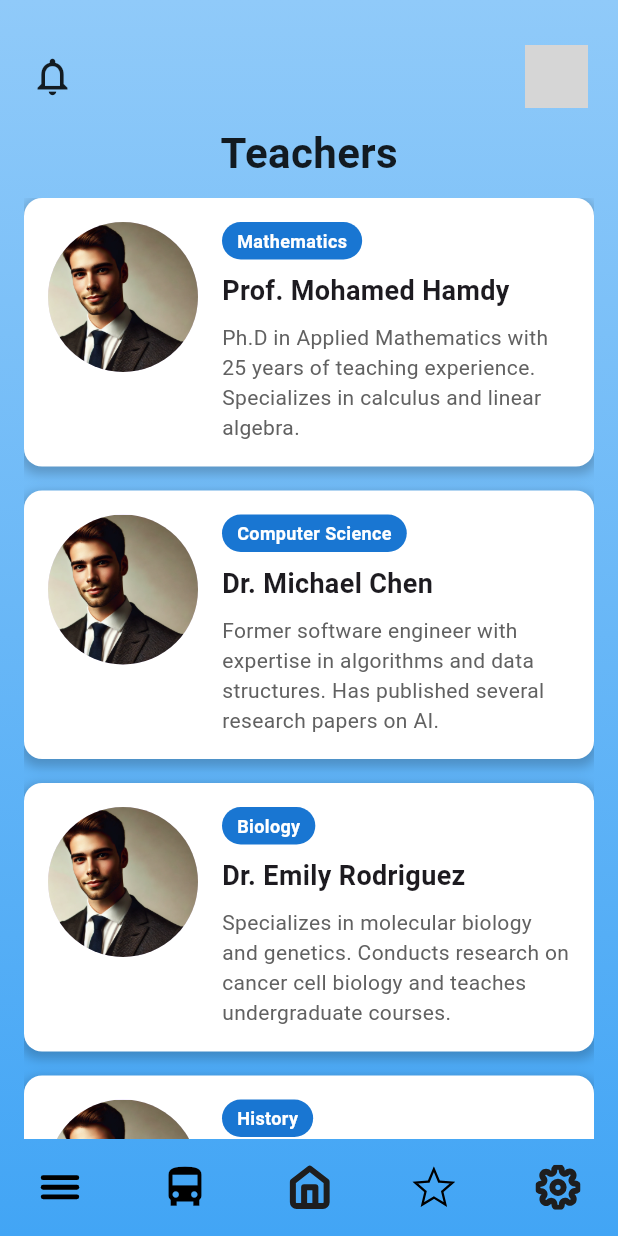
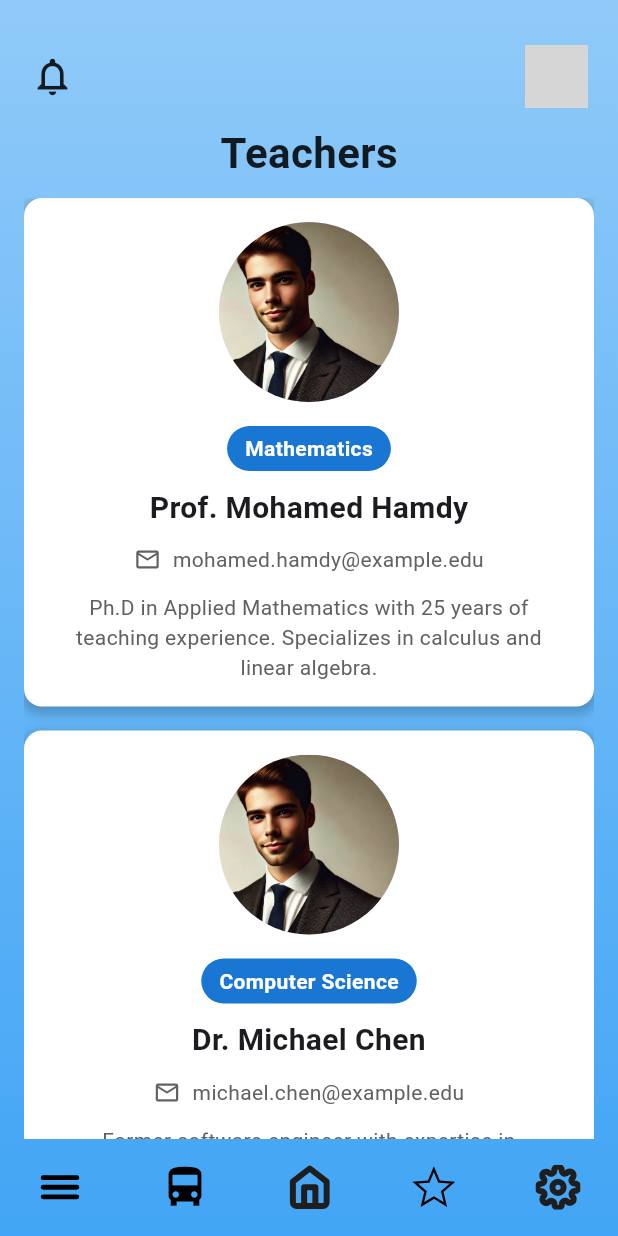
Before and after one commit to MohamedHamdySoftwareEngineer/Educationa_Nourish__Parent-Edition, a Flutter app: the TeacherScreenBody screen opened directly, on a phone screen of 412 x 824 dp. Run offline on Flutter 3.47's test engine with Material 3 defaults, Android fonts, the phone set to English and light mode, and no system bars; our stand-ins replace bloc, concentric_transition, dio, equatable, flutter_bloc, flutter_map and 7 more; network calls fail; grey boxes are pictures that could not be loaded.

Commit message:
redesign teacher screen

```diff
--- a/lib/Parent/core/utils/api_service.dart
+++ b/lib/Parent/core/utils/api_service.dart
@@ -38,7 +38,7 @@ class ApiService {
         .toList();
   }
 
-   /// Fetches a single Exam by its ID (e.g. '21101')
+
   Future<Exam> fetchExam({required String endPoint,required String id}) async {
     final response = await _dio.get('$_baseUrl$endPoint/$id');
     return Exam.fromJson(response.data as Map<String, dynamic>);
--- a/lib/Parent/features/Exam/bloc/exam_bloc.dart
+++ b/lib/Parent/features/Exam/bloc/exam_bloc.dart
@@ -20,7 +20,7 @@ class ExamBloc extends Bloc<ExamEvent, ExamState> {
     try {
       final exam = await apiService.fetchExam(endPoint: 'exams',id: event.id);
       emit(ExamLoaded(exam: exam));
-    } catch (e, st) {
+    } catch (e) {
       emit(ExamError(message: e.toString()));
     }
   }
--- a/lib/Parent/features/Exam/presentation/views/exam_screen.dart
+++ b/lib/Parent/features/Exam/presentation/views/exam_screen.dart
@@ -10,8 +10,9 @@ class ExamScreen extends StatelessWidget {
   @override
   Widget build(BuildContext context) {
     return BlocProvider(
-      create: (context) => ExamBloc(apiService: ApiService())..add(const FetchExam('21101')),
-      child:  Scaffold(
+      create: (context) =>
+          ExamBloc(apiService: ApiService())..add( const FetchExam('EX1')),
+      child: Scaffold(
         body: BlocSelector<ExamBloc, ExamState, ExamState>(
           selector: (state) => state,
           builder: (context, state) {
--- a/lib/Parent/features/Teacher Screen/presentation/views/widgets/teacher_class.dart
+++ b/lib/Parent/features/Teacher Screen/presentation/views/widgets/teacher_class.dart
@@ -2,12 +2,14 @@ class Teacher {
   final String name;
   final String subject;
   final String imagePath;
+  final String email;
   final String description;
 
   Teacher({
     required this.name,
     required this.subject,
     required this.imagePath,
+    required this.email,
     required this.description,
   });
 }
--- a/lib/Parent/features/Teacher Screen/presentation/views/widgets/teacher_screen_body.dart
+++ b/lib/Parent/features/Teacher Screen/presentation/views/widgets/teacher_screen_body.dart
@@ -11,6 +11,7 @@ class TeacherScreenBody extends StatelessWidget {
     Teacher(
       name: "Prof. Mohamed Hamdy",
       subject: "Mathematics",
+      email: "mohamed.hamdy@example.edu",
       imagePath: teacherImage,
       description:
           "Ph.D in Applied Mathematics with 25 years of teaching experience. Specializes in calculus and linear algebra.",
@@ -18,6 +19,7 @@ class TeacherScreenBody extends StatelessWidget {
     Teacher(
       name: "Dr. Michael Chen",
       subject: "Computer Science",
+      email: "michael.chen@example.edu",
       imagePath: teacherImage,
       description:
           "Former software engineer with expertise in algorithms and data structures. Has published several research papers on AI.",
@@ -25,6 +27,7 @@ class TeacherScreenBody extends StatelessWidget {
     Teacher(
       name: "Dr. Emily Rodriguez",
       subject: "Biology",
+      email: "emily.rodriguez@example.edu",
       imagePath: teacherImage,
       description:
           "Specializes in molecular biology and genetics. Conducts research on cancer cell biology and teaches undergraduate courses.",
@@ -32,6 +35,7 @@ class TeacherScreenBody extends StatelessWidget {
     Teacher(
       name: "Dr. James Wilson",
       subject: "History",
+      email: "james.wilson@example.edu",
       imagePath: teacherImage,
       description:
           "Expert in world history with focus on 20th century events. Author of three history textbooks and passionate storyteller.",
@@ -39,6 +43,7 @@ class TeacherScreenBody extends StatelessWidget {
     Teacher(
       name: "Dr. James Wilson",
       subject: "Biology",
+      email: "james.wilson.biology.professor@university-example.edu",
       imagePath: teacherImage,
       description:
           "Specializes in molecular biology and genetics. Conducts research on cancer cell biology and teaches undergraduate courses.",
@@ -100,39 +105,34 @@ class TeacherCard extends StatelessWidget {
       ),
       child: Padding(
         padding: const EdgeInsets.all(16.0),
-        child: Row(
-          crossAxisAlignment: CrossAxisAlignment.start,
+        child: Column(
+          crossAxisAlignment: CrossAxisAlignment.center,
           children: [
-            // Circular Teacher Image
+            // Circular Teacher Image at the top
             CircleAvatar(
-              radius: 50,
-              // to force image to be oval
+              radius: 60,
               child: ClipOval(
                 child: Image.asset(
                   teacher.imagePath,
-                  width: 100,
-                  height: 100,
+                  width: 120,
+                  height: 120,
                   fit: BoxFit.contain,
                   errorBuilder: (context, error, stackTrace) {
                     return Icon(
                       Icons.person,
-                      size: 50,
+                      size: 60,
                       color: Colors.grey.shade700,
                     );
                   },
                 ),
               ),
             ),
-            const SizedBox(width: 16),
+            const SizedBox(height: 16),
             // Teacher Info
-            Expanded(
-              child: Column(
-                crossAxisAlignment: CrossAxisAlignment.start,
-                children: [
             // Subject Badge
             Container(
-                    padding: const EdgeInsets.symmetric(horizontal: 10, vertical: 4),
-                    margin: const EdgeInsets.only(bottom: 8),
+              padding: const EdgeInsets.symmetric(horizontal: 12, vertical: 5),
+              margin: const EdgeInsets.only(bottom: 10),
               decoration: BoxDecoration(
                 color: secondColor,
                 borderRadius: BorderRadius.circular(20),
@@ -142,7 +142,7 @@ class TeacherCard extends StatelessWidget {
                 style: const TextStyle(
                   color: Colors.white,
                   fontWeight: FontWeight.bold,
-                        fontSize: 12,
+                  fontSize: 14,
                 ),
               ),
             ),
@@ -150,11 +150,37 @@ class TeacherCard extends StatelessWidget {
             Text(
               teacher.name,
               style: const TextStyle(
-                      fontSize: 18,
+                fontSize: 20,
                 fontWeight: FontWeight.bold,
               ),
+              textAlign: TextAlign.center,
             ),
-                  const SizedBox(height: 8),
+            const SizedBox(height: 10),
+            // Teacher Email
+            Row(
+              mainAxisAlignment: MainAxisAlignment.center,
+              children: [
+                Icon(
+                  Icons.email_outlined,
+                  size: 18,
+                  color: Colors.grey.shade700,
+                ),
+                const SizedBox(width: 8),
+                Flexible(
+                  child: Text(
+                    teacher.email,
+                    style: TextStyle(
+                      fontSize: 14,
+                      color: Colors.grey.shade700,
+                    ),
+                    overflow: TextOverflow.visible,
+                    softWrap: true,
+                    textAlign: TextAlign.center,
+                  ),
+                ),
+              ],
+            ),
+            const SizedBox(height: 12),
             // Teacher Description
             Text(
               teacher.description,
@@ -162,9 +188,7 @@ class TeacherCard extends StatelessWidget {
                 fontSize: 14,
                 color: Colors.grey.shade700,
               ),
-                  ),
-                ],
-              ),
+              textAlign: TextAlign.center,
             ),
           ],
         ),
```
Lines whose indentation alone changed are shown as unchanged.
